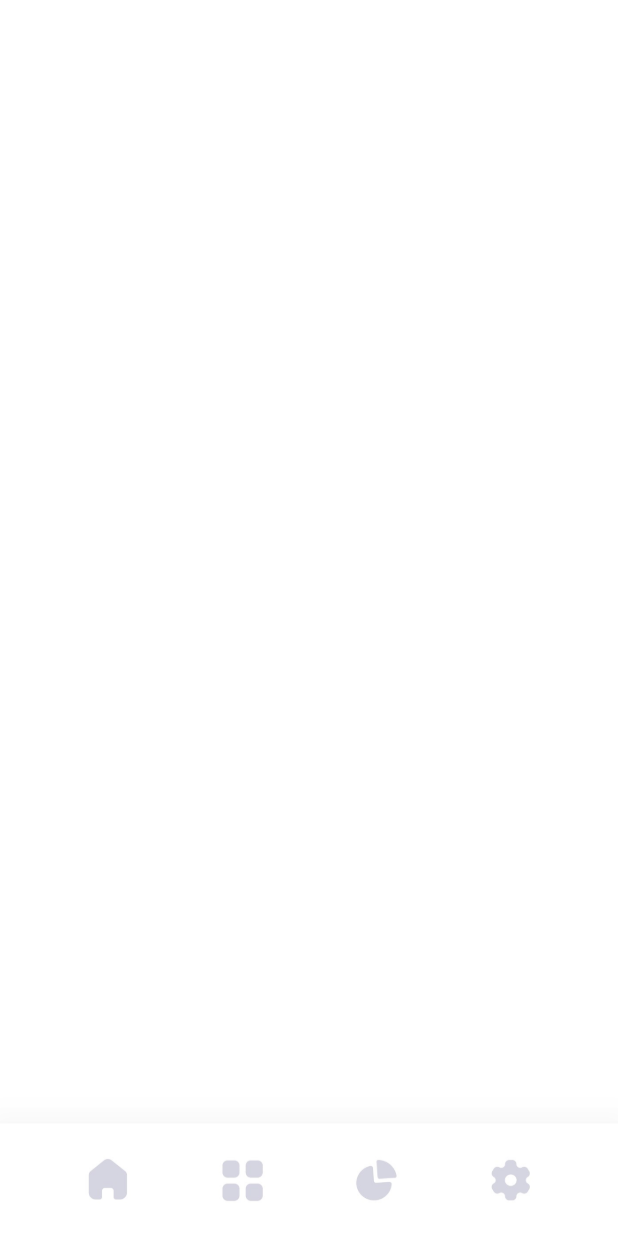
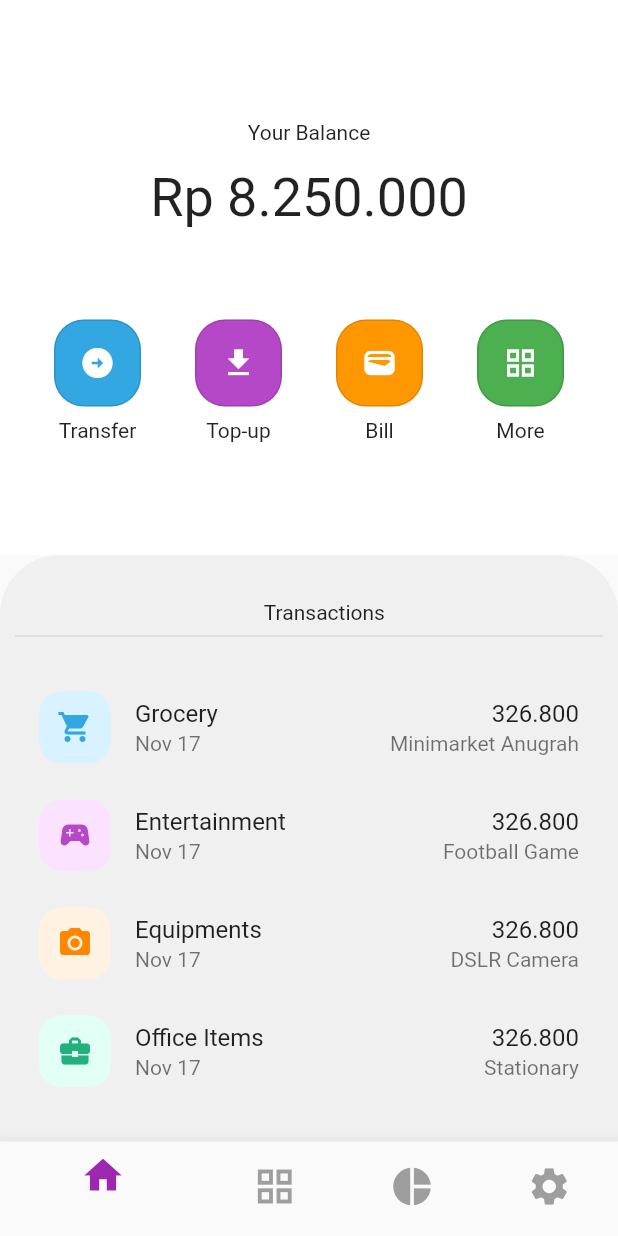
Before and after one commit to RustambekSafarov/digital_wallet, a Flutter app: the screen it shows after launch, on a phone screen of 412 x 824 dp. Run offline on Flutter 3.47's test engine with Material 2 defaults, Android fonts, the phone set to English and light mode, and no system bars.

Commit message:
NavigationBar and main page

```diff
--- a/lib/main.dart
+++ b/lib/main.dart
@@ -1,82 +1,95 @@
+import 'package:digital_wallet/pages/home.dart';
+import 'package:digital_wallet/pages/menu.dart';
 import 'package:flutter/material.dart';
-import 'package:flutter/cupertino.dart';
-import 'package:flutter/src/material/bottom_navigation_bar.dart';
 
 void main() {
   runApp(MaterialApp(
     debugShowCheckedModeBanner: false,
-    home: HomePage(),
+    home: MainPage(),
   ));
 }
 
-class HomePage extends StatefulWidget {
-  const HomePage({super.key});
+class MainPage extends StatefulWidget {
+  const MainPage({super.key});
 
   @override
-  State<HomePage> createState() => _HomePageState();
+  State<MainPage> createState() => _MainPageState();
 }
 
-class _HomePageState extends State<HomePage> {
-  Color iconColor = Colors.purple;
+class _MainPageState extends State<MainPage> {
   int index = 0;
+  int _selectedIndex = 0;
+  void onItemTapped(index) {
+    setState(() {
+      _selectedIndex = index;
+    });
+  }
+
+  List<Widget> name = [
+    HomePage(),
+    NextPage(),
+    Container(),
+    Container(),
+  ];
+
   @override
   Widget build(BuildContext context) {
     return Scaffold(
-body: Container(),
-
+      body: name[_selectedIndex],
       backgroundColor: Colors.white,
-      bottomNavigationBar: BottomAppBar(
-        elevation: 25,
-        child: Padding(
-          padding: const EdgeInsets.only(top: 20, bottom: 20),
-          child: Row(
-            mainAxisAlignment: MainAxisAlignment.spaceEvenly,
-            children: [
-              InkWell(
-                onTap: () {
-                  setState(() {
-                    index = 1;
-                  });
-                },
-                child: Container(
-                    width: 35,
-                    height: 35,
-                    child: Image.asset('img/home_icon.png')),
+      bottomNavigationBar: BottomNavigationBar(
+        selectedItemColor: Colors.purple,
+        unselectedItemColor: Colors.grey,
+        iconSize: 30,
+        selectedFontSize: 15,
+        unselectedFontSize: 13,
+        items: const [
+          BottomNavigationBarItem(
+              activeIcon: Icon(
+                Icons.home,
+                color: Colors.purple,
               ),
-              InkWell(
-                onTap: () {
-                  setState(() {
-                    index = 2;
-                  });
-                },
-                child: Container(
-                    width: 35,
-                    height: 35,
-                    child: Image.asset('img/more_icon.png')),
+              icon: Icon(
+                Icons.home,
+                color: Colors.grey,
               ),
-              InkWell(
-                onTap: () {
-                  setState(() {
-                    index = 3;
-                  });
-                },
-                child: Container(
-                    width: 35,
-                    height: 35,
-                    child: Image.asset('img/partition.png')),
+              label: ''),
+          BottomNavigationBarItem(
+              activeIcon: Icon(
+                Icons.grid_view,
+                color: Colors.purple,
               ),
-              InkWell(
-                onTap: () {
-                  index = 4;
-                },
-                child: Container(
-                    width: 35,
-                    height: 35,
-                    child: Image.asset('img/settings_icon.png')),
+              icon: Icon(
+                Icons.grid_view,
+                color: Colors.grey,
               ),
-            ],
+              label: ''),
+          BottomNavigationBarItem(
+            activeIcon: Icon(
+              Icons.pie_chart,
+              color: Colors.purple,
+            ),
+            icon: Icon(
+              Icons.pie_chart,
+              color: Colors.grey,
+            ),
+            label: '',
           ),
-        ),
+          BottomNavigationBarItem(
+            activeIcon: Icon(
+              Icons.settings,
+              color: Colors.purple,
+            ),
+            icon: Icon(
+              Icons.settings,
+              color: Colors.grey,
+            ),
+            label: '',
+          ),
+        ],
+        type: BottomNavigationBarType.shifting,
+        currentIndex: _selectedIndex,
+        onTap: onItemTapped,
       ),
     );
   }
--- /dev/null
+++ b/lib/pages/home.dart
@@ -0,0 +1,268 @@
+import 'package:flutter/material.dart';
+
+class HomePage extends StatefulWidget {
+  const HomePage({super.key});
+
+  @override
+  State<HomePage> createState() => _HomePageState();
+}
+
+class _HomePageState extends State<HomePage> {
+  @override
+  Widget build(BuildContext context) {
+    return Scaffold(
+      body: SafeArea(
+        child: Container(
+          child: Flex(
+            direction: Axis.vertical,
+            children: [
+              Container(
+                width: MediaQuery.of(context).size.width,
+                height: 370,
+                decoration: BoxDecoration(
+                  color: Colors.white,
+                ),
+                child: Column(
+                  children: [
+                    const SizedBox(height: 80),
+                    const Text('Your Balance'),
+                    const SizedBox(height: 15),
+                    Text(
+                      'Rp 8.250.000',
+                      style: TextStyle(fontSize: 36),
+                    ),
+                    const SizedBox(height: 60),
+                    Row(
+                      mainAxisAlignment: MainAxisAlignment.spaceEvenly,
+                      children: [
+                        Column(
+                          children: [
+                            Container(
+                              width: 58,
+                              height: 58,
+                              child: OutlinedButton(
+                                onPressed: () {},
+                                child: Icon(
+                                  Icons.arrow_circle_right,
+                                  color: Colors.white,
+                                ),
+                                style: OutlinedButton.styleFrom(
+                                    backgroundColor: Color(0xFF32A7E2),
+                                    shape: RoundedRectangleBorder(
+                                        borderRadius:
+                                            BorderRadius.circular(20))),
+                              ),
+                            ),
+                            SizedBox(
+                              height: 8,
+                            ),
+                            Text('Transfer'),
+                          ],
+                        ),
+                        Column(
+                          children: [
+                            Container(
+                              width: 58,
+                              height: 58,
+                              child: OutlinedButton(
+                                onPressed: () {},
+                                child: Icon(
+                                  Icons.download,
+                                  color: Colors.white,
+                                ),
+                                style: OutlinedButton.styleFrom(
+                                    backgroundColor: Color(0xFFB548C6),
+                                    shape: RoundedRectangleBorder(
+                                        borderRadius:
+                                            BorderRadius.circular(20))),
+                              ),
+                            ),
+                            SizedBox(
+                              height: 8,
+                            ),
+                            Text('Top-up'),
+                          ],
+                        ),
+                        Column(
+                          children: [
+                            Container(
+                              width: 58,
+                              height: 58,
+                              child: OutlinedButton(
+                                onPressed: () {},
+                                child: Icon(
+                                  Icons.wallet,
+                                  color: Colors.white,
+                                ),
+                                style: OutlinedButton.styleFrom(
+                                    backgroundColor: Colors.orange,
+                                    shape: RoundedRectangleBorder(
+                                        borderRadius:
+                                            BorderRadius.circular(20))),
+                              ),
+                            ),
+                            SizedBox(
+                              height: 8,
+                            ),
+                            Text('Bill'),
+                          ],
+                        ),
+                        Column(
+                          children: [
+                            Container(
+                              width: 58,
+                              height: 58,
+                              child: OutlinedButton(
+                                onPressed: () {},
+                                child: Icon(
+                                  Icons.grid_view,
+                                  color: Colors.white,
+                                ),
+                                style: OutlinedButton.styleFrom(
+                                    backgroundColor: Colors.green,
+                                    shape: RoundedRectangleBorder(
+                                        borderRadius:
+                                            BorderRadius.circular(20))),
+                              ),
+                            ),
+                            SizedBox(
+                              height: 8,
+                            ),
+                            Text('More'),
+                          ],
+                        )
+                      ],
+                    ),
+                  ],
+                ),
+              ),
+              Expanded(
+                child: Container(
+                    decoration: const BoxDecoration(
+                      color: Color.fromARGB(255, 240, 240, 240),
+                      borderRadius: BorderRadius.only(
+                        topLeft: Radius.circular(40),
+                        topRight: Radius.circular(40),
+                      ),
+                    ),
+                    child: Padding(
+                      padding:
+                          const EdgeInsets.only(top: 20, left: 10, right: 10),
+                      child: Padding(
+                        padding: const EdgeInsets.symmetric(vertical: 10),
+                        child: Column(children: [
+                          Text('      Transactions'),
+                          Divider(),
+                          SizedBox(
+                            height: 16.9,
+                          ),
+                          ListTile(
+                            onTap: () {},
+                            title: Row(
+                              mainAxisAlignment: MainAxisAlignment.spaceBetween,
+                              children: [
+                                Text('Grocery'),
+                                Text('326.800'),
+                              ],
+                            ),
+                            subtitle: Row(
+                              mainAxisAlignment: MainAxisAlignment.spaceBetween,
+                              children: [
+                                Text('Nov 17'),
+                                Text('Minimarket Anugrah')
+                              ],
+                            ),
+                            leading: Container(
+                                width: 48,
+                                height: 48,
+                                decoration: BoxDecoration(
+                                    color: Color.fromARGB(255, 217, 242, 255),
+                                    borderRadius: BorderRadius.circular(15)),
+                                child: Icon(
+                                  Icons.shopping_cart,
+                                  color: Color(0xFF32A7E2),
+                                )),
+                          ),
+                          ListTile(
+                            onTap: () {},
+                            title: Row(
+                              mainAxisAlignment: MainAxisAlignment.spaceBetween,
+                              children: [
+                                Text('Entertainment'),
+                                Text('326.800'),
+                              ],
+                            ),
+                            subtitle: Row(
+                              mainAxisAlignment: MainAxisAlignment.spaceBetween,
+                              children: [Text('Nov 17'), Text('Football Game')],
+                            ),
+                            leading: Container(
+                                width: 48,
+                                height: 48,
+                                decoration: BoxDecoration(
+                                    color: Color.fromARGB(255, 251, 227, 255),
+                                    borderRadius: BorderRadius.circular(15)),
+                                child: Icon(
+                                  Icons.sports_esports,
+                                  color: Color(0xFFB548C6),
+                                )),
+                          ),
+                          ListTile(
+                            onTap: () {},
+                            title: Row(
+                              mainAxisAlignment: MainAxisAlignment.spaceBetween,
+                              children: [
+                                Text('Equipments'),
+                                Text('326.800'),
+                              ],
+                            ),
+                            subtitle: Row(
+                              mainAxisAlignment: MainAxisAlignment.spaceBetween,
+                              children: [Text('Nov 17'), Text('DSLR Camera')],
+                            ),
+                            leading: Container(
+                                width: 48,
+                                height: 48,
+                                decoration: BoxDecoration(
+                                    color: Color.fromARGB(255, 255, 242, 227),
+                                    borderRadius: BorderRadius.circular(15)),
+                                child: Icon(
+                                  Icons.camera_alt,
+                                  color: Color(0xFFFF8700),
+                                )),
+                          ),
+                          ListTile(
+                            onTap: () {},
+                            title: Row(
+                              mainAxisAlignment: MainAxisAlignment.spaceBetween,
+                              children: [
+                                Text('Office Items'),
+                                Text('326.800'),
+                              ],
+                            ),
+                            subtitle: Row(
+                              mainAxisAlignment: MainAxisAlignment.spaceBetween,
+                              children: [Text('Nov 17'), Text('Stationary')],
+                            ),
+                            leading: Container(
+                                width: 48,
+                                height: 48,
+                                decoration: BoxDecoration(
+                                    color: Color.fromARGB(255, 225, 255, 244),
+                                    borderRadius: BorderRadius.circular(15)),
+                                child: Icon(
+                                  Icons.business_center,
+                                  color: Color(0xFF22B07D),
+                                )),
+                          ),
+                        ]),
+                      ),
+                    )),
+              )
+            ],
+          ),
+        ),
+      ),
+    );
+  }
+}
--- /dev/null
+++ b/lib/pages/menu.dart
@@ -0,0 +1,17 @@
+import 'package:flutter/material.dart';
+
+class NextPage extends StatefulWidget {
+  const NextPage({super.key});
+
+  @override
+  State<NextPage> createState() => _NextPageState();
+}
+
+class _NextPageState extends State<NextPage> {
+  @override
+  Widget build(BuildContext context) {
+    return Scaffold(
+      body: Container(),
+    );
+  }
+}
```
